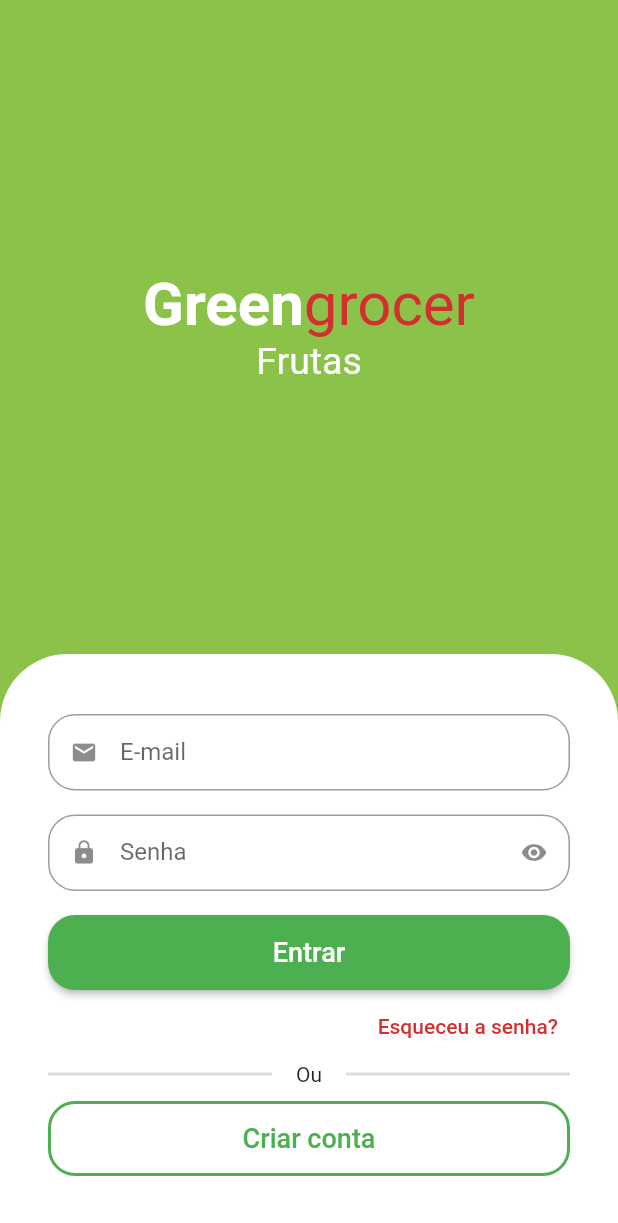
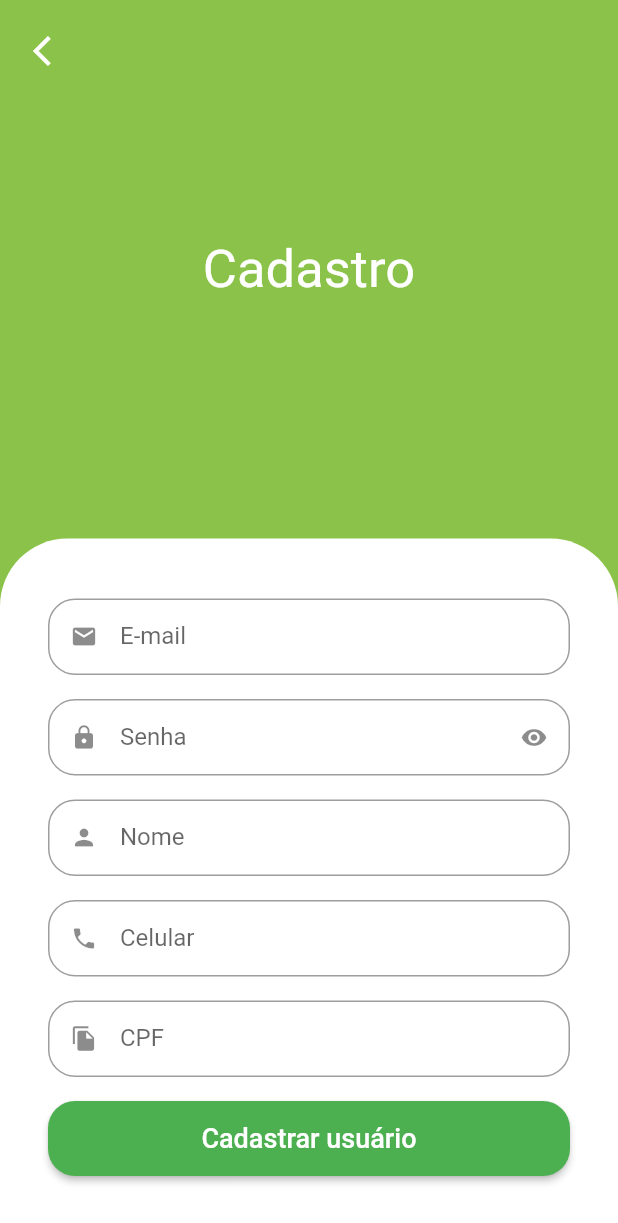
Before and after one commit to jdaibello/greengrocer, a Flutter app: the screen it shows after launch, after a tap on "Criar conta", on a phone screen of 412 x 824 dp. Shown: the top 1223 px of the screen. Run offline on Flutter 3.47's test engine with Material 3 defaults, Android fonts, the phone set to English and light mode, and no system bars; drawn by our look-alikes of animated_text_kit; our stand-ins replace mask_text_input_formatter.

Commit message:
feat: add Sign Up screen

```diff
--- a/lib/src/auth/components/custom_text_field.dart
+++ b/lib/src/auth/components/custom_text_field.dart
@@ -1,9 +1,11 @@
 import 'package:flutter/material.dart';
+import 'package:flutter/services.dart';
 
 class CustomTextField extends StatefulWidget {
   final String label;
   final IconData icon;
   final TextInputType inputType;
+  final List<TextInputFormatter>? inputFormatters;
   final bool isSecret;
 
   const CustomTextField({
@@ -12,6 +14,7 @@ class CustomTextField extends StatefulWidget {
     required this.icon,
     this.isSecret = false,
     this.inputType = TextInputType.text,
+    this.inputFormatters,
   });
 
   @override
@@ -33,6 +36,7 @@ class _CustomTextFieldState extends State<CustomTextField> {
     return Padding(
       padding: const EdgeInsets.only(bottom: 16),
       child: TextFormField(
+        inputFormatters: widget.inputFormatters,
         obscureText: isObscure,
         keyboardType: widget.inputType,
         decoration: InputDecoration(
--- a/lib/src/auth/signin_screen.dart
+++ b/lib/src/auth/signin_screen.dart
@@ -1,6 +1,7 @@
 import 'package:animated_text_kit/animated_text_kit.dart';
 import 'package:flutter/material.dart';
 import 'package:greengrocer/src/auth/components/custom_text_field.dart';
+import 'package:greengrocer/src/auth/signup_screen.dart';
 import 'package:greengrocer/src/config/custom_colors.dart';
 
 class SignInScreen extends StatelessWidget {
@@ -146,7 +147,14 @@ class SignInScreen extends StatelessWidget {
                           ),
                           side: const BorderSide(color: Colors.green, width: 2),
                         ),
-                        onPressed: () {},
+                        onPressed: () {
+                          Navigator.push(
+                            context,
+                            MaterialPageRoute(
+                              builder: (context) => SignUpScreen(),
+                            ),
+                          );
+                        },
                         child: const Text(
                           'Criar conta',
                           style: TextStyle(fontSize: 18),
--- /dev/null
+++ b/lib/src/auth/signup_screen.dart
@@ -0,0 +1,126 @@
+import 'package:flutter/material.dart';
+import 'package:greengrocer/src/auth/components/custom_text_field.dart';
+import 'package:greengrocer/src/config/custom_colors.dart';
+import 'package:mask_text_input_formatter/mask_text_input_formatter.dart';
+
+class SignUpScreen extends StatelessWidget {
+  final phoneFormatter = MaskTextInputFormatter(
+    mask: '(##) #####-####',
+    filter: {'#': RegExp(r'[0-9]')},
+  );
+
+  final cpfFormatter = MaskTextInputFormatter(
+    mask: '###.###.###-##',
+    filter: {'#': RegExp(r'[0-9]')},
+  );
+
+  SignUpScreen({super.key});
+
+  @override
+  Widget build(BuildContext context) {
+    final size = MediaQuery.sizeOf(context);
+
+    return Scaffold(
+      backgroundColor: CustomColors.customSwatchColor,
+      body: SingleChildScrollView(
+        child: SizedBox(
+          height: size.height,
+          width: size.width,
+          child: Stack(
+            children: [
+              Column(
+                children: [
+                  const Expanded(
+                    child: Center(
+                      child: Text(
+                        'Cadastro',
+                        style: TextStyle(
+                          color: Colors.white,
+                          fontSize: 35,
+                        ),
+                      ),
+                    ),
+                  ),
+                  Container(
+                    padding: const EdgeInsets.symmetric(
+                      horizontal: 32,
+                      vertical: 40,
+                    ),
+                    decoration: const BoxDecoration(
+                      color: Colors.white,
+                      borderRadius: BorderRadius.vertical(
+                        top: Radius.circular(45),
+                      ),
+                    ),
+                    child: Column(
+                      crossAxisAlignment: CrossAxisAlignment.stretch,
+                      children: [
+                        const CustomTextField(
+                          label: 'E-mail',
+                          icon: Icons.email,
+                          inputType: TextInputType.emailAddress,
+                        ),
+                        const CustomTextField(
+                          label: 'Senha',
+                          icon: Icons.lock,
+                          isSecret: true,
+                        ),
+                        const CustomTextField(
+                          label: 'Nome',
+                          icon: Icons.person,
+                          inputType: TextInputType.name,
+                        ),
+                        CustomTextField(
+                          label: 'Celular',
+                          icon: Icons.phone,
+                          inputType: TextInputType.number,
+                          inputFormatters: [phoneFormatter],
+                        ),
+                        CustomTextField(
+                          label: 'CPF',
+                          icon: Icons.file_copy,
+                          inputType: TextInputType.number,
+                          inputFormatters: [cpfFormatter],
+                        ),
+                        SizedBox(
+                          height: 50,
+                          child: ElevatedButton(
+                            style: ElevatedButton.styleFrom(
+                              shape: RoundedRectangleBorder(
+                                borderRadius: BorderRadius.circular(18),
+                              ),
+                            ),
+                            onPressed: () {},
+                            child: const Text(
+                              'Cadastrar usuário',
+                              style: TextStyle(fontSize: 18),
+                            ),
+                          ),
+                        ),
+                      ],
+                    ),
+                  ),
+                ],
+              ),
+              Positioned(
+                top: 10,
+                left: 10,
+                child: SafeArea(
+                  child: IconButton(
+                    onPressed: () {
+                      Navigator.pop(context);
+                    },
+                    icon: const Icon(
+                      Icons.arrow_back_ios,
+                      color: Colors.white,
+                    ),
+                  ),
+                ),
+              ),
+            ],
+          ),
+        ),
+      ),
+    );
+  }
+}
```
Also changed, not shown: pubspec.yaml (+3 -9 lines), pubspec.lock.
